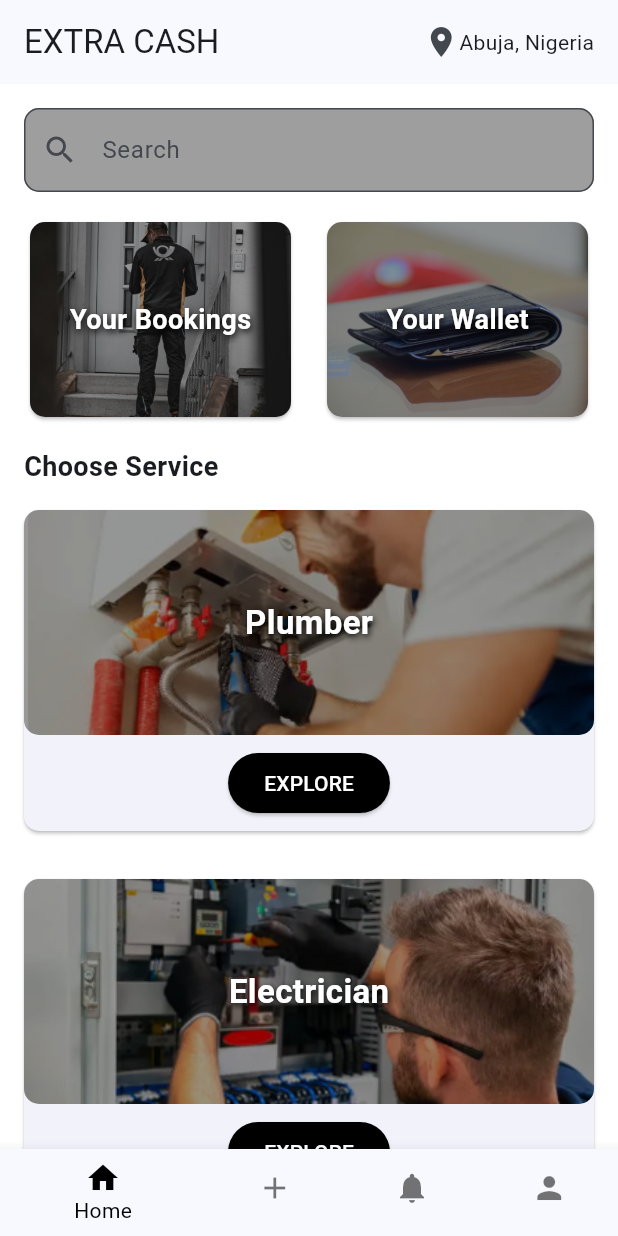
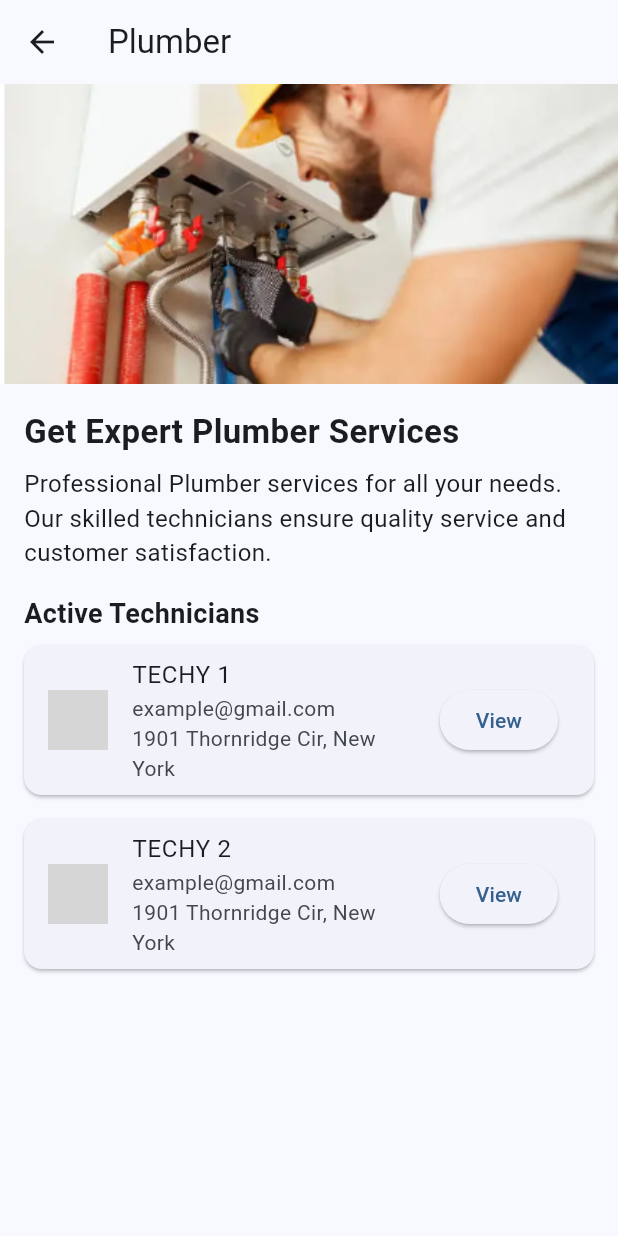
Before and after one commit to Humer-r5/Extra-Cash-App, a Flutter app: the HomePage screen opened directly, after a tap on "EXPLORE", on a phone screen of 412 x 824 dp. Run offline on Flutter 3.47's test engine with Material 3 defaults, Android fonts, the phone set to English and light mode, and no system bars; grey boxes are pictures that could not be loaded.

Commit message:
updated home & profile pages

```diff
--- a/lib/screens/home_page.dart
+++ b/lib/screens/home_page.dart
@@ -1,5 +1,5 @@
 import 'package:flutter/material.dart';
-import 'profile_page.dart'; // Import Profile Page
+import 'profile_page.dart';
 
 class HomePage extends StatefulWidget {
   const HomePage({super.key});
@@ -11,12 +11,11 @@ class HomePage extends StatefulWidget {
 class _HomePageState extends State<HomePage> {
   int _selectedIndex = 0;
 
-  // List of pages for navigation
   final List<Widget> _pages = [
     HomePageContent(),
     Center(child: Text("Add Feature Coming Soon")),
     Center(child: Text("Alerts Coming Soon")),
-    const ProfilePage(), // Profile Page
+    const ProfilePage(),
   ];
 
   void _onItemTapped(int index) {
@@ -28,7 +27,7 @@ class _HomePageState extends State<HomePage> {
   @override
   Widget build(BuildContext context) {
     return Scaffold(
-      body: _pages[_selectedIndex], // Change screen based on selected tab
+      body: _pages[_selectedIndex],
       bottomNavigationBar: BottomNavigationBar(
         currentIndex: _selectedIndex,
         selectedItemColor: Colors.black,
@@ -48,8 +47,13 @@ class _HomePageState extends State<HomePage> {
   }
 }
 
-// Extracted HomePage Content
-class HomePageContent extends StatelessWidget {
+// Home Page Content
+class HomePageContent extends StatefulWidget {
+  @override
+  _HomePageContentState createState() => _HomePageContentState();
+}
+
+class _HomePageContentState extends State<HomePageContent> {
   final List<Map<String, String>> services = [
     {"title": "Plumber", "image": "assets/plumber.png"},
     {"title": "Electrician", "image": "assets/electrician.png"},
@@ -57,6 +61,18 @@ class HomePageContent extends StatelessWidget {
     {"title": "Packers & Movers", "image": "assets/packers&movers.png"},
     {"title": "AC Mechanic", "image": "assets/ac_mechanic.png"},
   ];
+
+  final TextEditingController _searchController = TextEditingController();
+  String _searchQuery = '';
+  final ScrollController _scrollController = ScrollController();
+
+  void _scrollToService(int index) {
+    _scrollController.animateTo(
+      index * 200.0, // Assuming each card has a height of around 200
+      duration: const Duration(milliseconds: 500),
+      curve: Curves.easeInOut,
+    );
+  }
 
   @override
   Widget build(BuildContext context) {
@@ -75,49 +91,109 @@ class HomePageContent extends StatelessWidget {
         ],
       ),
       body: SingleChildScrollView(
+        controller: _scrollController,
         child: Column(
           children: [
-            // Search Bar
             Padding(
               padding: const EdgeInsets.all(16.0),
               child: TextField(
+                controller: _searchController,
+                onChanged: (value) {
+                  setState(() {
+                    _searchQuery = value;
+                  });
+                },
                 decoration: InputDecoration(
                   hintText: "Search",
                   prefixIcon: const Icon(Icons.search),
                   border: OutlineInputBorder(
-                    borderRadius: BorderRadius.circular(10),
+                    borderRadius: BorderRadius.circular(50),
                   ),
                   filled: true,
-                  fillColor: Colors.grey[500],
+                  fillColor: Colors.grey[100],
                 ),
               ),
             ),
-            // "Your Bookings" and "Your Wallet"
+            // Your Bookings and Your Wallet Side by Side
             Padding(
-              padding: const EdgeInsets.symmetric(horizontal: 16),
+              padding: const EdgeInsets.symmetric(horizontal: 16, vertical: 8),
               child: Row(
-                mainAxisAlignment: MainAxisAlignment.spaceEvenly,
                 children: [
+                  // Your Bookings
                   Expanded(
-                    child: FeatureCard(
-                      title: "Your Bookings",
-                      image: "assets/bookings.jpg",
+                    child: Card(
+                      child: Stack(
+                        children: [
+                          Image.asset(
+                            "assets/bookings.jpg",
+                            fit: BoxFit.cover,
+                            height: 120, // Adjust height as per your image
+                            width: double.infinity,
+                          ),
+                          Positioned.fill(
+                            child: Center(
+                              child: Text(
+                                "Your Bookings",
+                                style: TextStyle(
+                                  fontSize: 18,
+                                  fontWeight: FontWeight.bold,
+                                  color: Colors.white,
+                                  shadows: [
+                                    Shadow(
+                                      blurRadius: 6,
+                                      color: Colors.black,
+                                      offset: Offset(1, 2),
+                                    ),
+                                  ],
+                                ),
+                              ),
+                            ),
+                          ),
+                        ],
+                      ),
                     ),
                   ),
-                  const SizedBox(width: 16),
+                  SizedBox(width: 16), // Space between the two cards
+                  // Your Wallet
                   Expanded(
-                    child: FeatureCard(
-                      title: "Your Wallet",
-                      image: "assets/wallet.jpg",
+                    child: Card(
+                      child: Stack(
+                        children: [
+                          Image.asset(
+                            "assets/wallet.jpg",
+                            fit: BoxFit.cover,
+                            height: 120, // Adjust height as per your image
+                            width: double.infinity,
+                          ),
+                          Positioned.fill(
+                            child: Center(
+                              child: Text(
+                                "Your Wallet",
+                                style: TextStyle(
+                                  fontSize: 18,
+                                  fontWeight: FontWeight.bold,
+                                  color: Colors.white,
+                                  shadows: [
+                                    Shadow(
+                                      blurRadius: 6,
+                                      color: Colors.black,
+                                      offset: Offset(1, 2),
+                                    ),
+                                  ],
+                                ),
+                              ),
+                            ),
+                          ),
+                        ],
+                      ),
                     ),
                   ),
                 ],
               ),
             ),
-            const SizedBox(height: 16),
-            // Services List
+            // Choose Service Section
             Padding(
-              padding: const EdgeInsets.symmetric(horizontal: 16),
+              padding: const EdgeInsets.symmetric(horizontal: 16, vertical: 8),
               child: const Align(
                 alignment: Alignment.centerLeft,
                 child: Text(
@@ -131,10 +207,35 @@ class HomePageContent extends StatelessWidget {
               shrinkWrap: true,
               itemCount: services.length,
               itemBuilder: (context, index) {
-                return ServiceCard(
-                  title: services[index]["title"]!,
-                  image: services[index]["image"]!,
-                );
+                final serviceTitle = services[index]["title"]!;
+                if (_searchQuery.isEmpty ||
+                    serviceTitle.toLowerCase().contains(
+                      _searchQuery.toLowerCase(),
+                    )) {
+                  return GestureDetector(
+                    onTap: () {
+                      _scrollToService(index);
+                    },
+                    child: ServiceCard(
+                      title: serviceTitle,
+                      image: services[index]["image"]!,
+                      onExplore: () {
+                        Navigator.push(
+                          context,
+                          MaterialPageRoute(
+                            builder:
+                                (context) => ServiceDetailPage(
+                                  title: serviceTitle,
+                                  image: services[index]["image"]!,
+                                ),
+                          ),
+                        );
+                      },
+                    ),
+                  );
+                } else {
+                  return Container(); // Return an empty container if the service does not match the search query
+                }
               },
             ),
           ],
@@ -144,63 +245,17 @@ class HomePageContent extends StatelessWidget {
   }
 }
 
-// FeatureCard (Your Bookings & Your Wallet)
-class FeatureCard extends StatelessWidget {
-  final String title, image;
-
-  const FeatureCard({super.key, required this.title, required this.image});
-
-  @override
-  Widget build(BuildContext context) {
-    return Card(
-      shape: RoundedRectangleBorder(borderRadius: BorderRadius.circular(10)),
-      child: Stack(
-        children: [
-          ClipRRect(
-            borderRadius: BorderRadius.circular(10),
-            child: ColorFiltered(
-              colorFilter: ColorFilter.mode(
-                Colors.black.withOpacity(0.4),
-                BlendMode.darken,
-              ),
-              child: Image.asset(
-                image,
-                width: double.infinity,
-                height: 130,
-                fit: BoxFit.cover,
-              ),
-            ),
-          ),
-          Positioned.fill(
-            child: Center(
-              child: Text(
-                title,
-                style: const TextStyle(
-                  fontSize: 18,
-                  fontWeight: FontWeight.bold,
-                  color: Colors.white,
-                  shadows: [
-                    Shadow(
-                      blurRadius: 6,
-                      color: Colors.black,
-                      offset: Offset(1, 2),
-                    ),
-                  ],
-                ),
-              ),
-            ),
-          ),
-        ],
-      ),
-    );
-  }
-}
-
 // Service Card
 class ServiceCard extends StatelessWidget {
   final String title, image;
+  final VoidCallback onExplore;
 
-  const ServiceCard({super.key, required this.title, required this.image});
+  const ServiceCard({
+    super.key,
+    required this.title,
+    required this.image,
+    required this.onExplore,
+  });
 
   @override
   Widget build(BuildContext context) {
@@ -251,7 +306,7 @@ class ServiceCard extends StatelessWidget {
             padding: const EdgeInsets.all(8),
             child: ElevatedButton(
               style: ElevatedButton.styleFrom(backgroundColor: Colors.black),
-              onPressed: () {},
+              onPressed: onExplore,
               child: const Text(
                 "EXPLORE",
                 style: TextStyle(color: Colors.white),
@@ -263,3 +318,97 @@ class ServiceCard extends StatelessWidget {
     );
   }
 }
+
+// Service Detail Page (Shows details of selected service)
+class ServiceDetailPage extends StatelessWidget {
+  final String title, image;
+
+  const ServiceDetailPage({
+    super.key,
+    required this.title,
+    required this.image,
+  });
+
+  @override
+  Widget build(BuildContext context) {
+    return Scaffold(
+      appBar: AppBar(
+        title: Text(title),
+        leading: IconButton(
+          icon: const Icon(Icons.arrow_back),
+          onPressed: () {
+            Navigator.pop(context);
+          },
+        ),
+      ),
+      body: SingleChildScrollView(
+        child: Column(
+          children: [
+            Image.asset(
+              image,
+              width: double.infinity,
+              height: 200,
+              fit: BoxFit.cover,
+            ),
+            Padding(
+              padding: const EdgeInsets.all(16.0),
+              child: Column(
+                crossAxisAlignment: CrossAxisAlignment.start,
+                children: [
+                  Text(
+                    "Get Expert $title Services",
+                    style: const TextStyle(
+                      fontSize: 22,
+                      fontWeight: FontWeight.bold,
+                    ),
+                  ),
+                  const SizedBox(height: 8),
+                  Text(
+                    "Professional $title services for all your needs. "
+                    "Our skilled technicians ensure quality service and customer satisfaction.",
+                    style: const TextStyle(fontSize: 16),
+                  ),
+                  const SizedBox(height: 16),
+                  const Text(
+                    "Active Technicians",
+                    style: TextStyle(fontSize: 18, fontWeight: FontWeight.bold),
+                  ),
+                  TechnicianCard(name: "TECHY 1"),
+                  TechnicianCard(name: "TECHY 2"),
+                ],
+              ),
+            ),
+          ],
+        ),
+      ),
+    );
+  }
+}
+
+// Technician Card
+class TechnicianCard extends StatelessWidget {
+  final String name;
+
+  const TechnicianCard({super.key, required this.name});
+
+  @override
+  Widget build(BuildContext context) {
+    return Card(
+      margin: const EdgeInsets.symmetric(vertical: 8),
+      child: ListTile(
+        leading: CircleAvatar(
+          backgroundImage: AssetImage("assets/profile.png"),
+        ),
+        title: Text(name),
+        subtitle: Column(
+          crossAxisAlignment: CrossAxisAlignment.start,
+          children: const [
+            Text("example@gmail.com"),
+            Text("1901 Thornridge Cir, New York"),
+          ],
+        ),
+        trailing: ElevatedButton(onPressed: () {}, child: const Text("View")),
+      ),
+    );
+  }
+}
--- a/lib/screens/profile_page.dart
+++ b/lib/screens/profile_page.dart
@@ -58,7 +58,7 @@ class ProfilePage extends StatelessWidget {
                       ),
                       const SizedBox(width: 16),
                       const Text(
-                        "TECHXPLORERS",
+                        "Your Profile",
                         style: TextStyle(
                           fontSize: 18,
                           fontWeight: FontWeight.bold,
```
